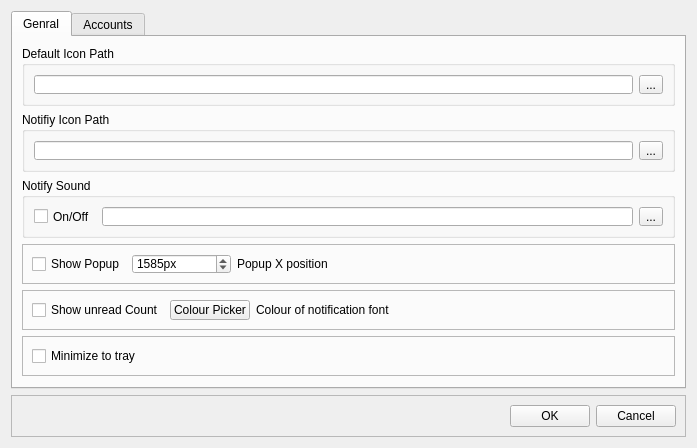
Old version of the form tbtrayui.ui in the repository JackDinn/tbtray.
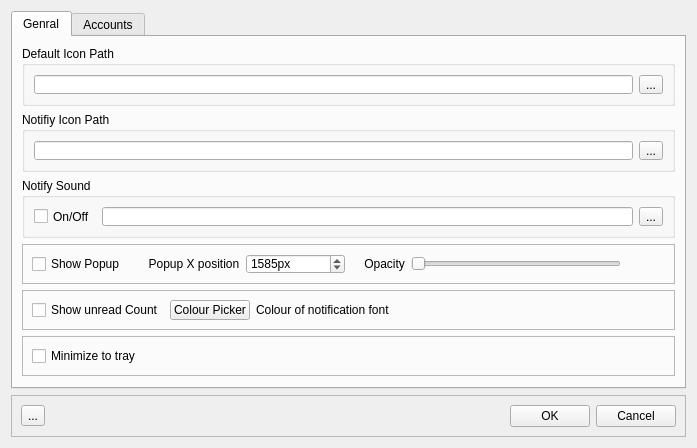
New version of the form. Icons and pictures are not drawn.

Commit message: opacity control

```diff
--- a/tbtrayui.ui
+++ b/tbtrayui.ui
@@ -153,6 +153,13 @@
             </property>
            </widget>
           </item>
+          <item>
+           <widget class="QLabel" name="label_3">
+            <property name="text">
+             <string>     Popup X position</string>
+            </property>
+           </widget>
+          </item>
           <item>
            <widget class="QSpinBox" name="spinBox_xpos">
             <property name="minimumSize">
@@ -173,9 +180,28 @@
            </widget>
           </item>
           <item>
-           <widget class="QLabel" name="label_3">
+           <widget class="QLabel" name="label">
             <property name="text">
-             <string>Popup X position</string>
+             <string>    Opacity</string>
+            </property>
+           </widget>
+          </item>
+          <item>
+           <widget class="QSlider" name="horizontalSlider_opacity">
+            <property name="minimumSize">
+             <size>
+              <width>210</width>
+              <height>0</height>
+             </size>
+            </property>
+            <property name="maximum">
+             <number>100</number>
+            </property>
+            <property name="orientation">
+             <enum>Qt::Horizontal</enum>
+            </property>
+            <property name="tickPosition">
+             <enum>QSlider::NoTicks</enum>
             </property>
            </widget>
           </item>
@@ -392,6 +418,19 @@
       <enum>QFrame::Raised</enum>
      </property>
      <layout class="QHBoxLayout" name="horizontalLayout_2">
+      <item>
+       <widget class="QToolButton" name="toolButton_firepopup">
+        <property name="toolTip">
+         <string extracomment="Popup Test Fire"/>
+        </property>
+        <property name="statusTip">
+         <string extracomment="Popup Test Fire"/>
+        </property>
+        <property name="text">
+         <string>...</string>
+        </property>
+       </widget>
+      </item>
       <item>
        <spacer name="horizontalSpacer">
         <property name="orientation">
```
The commit also changes 3 other files.
